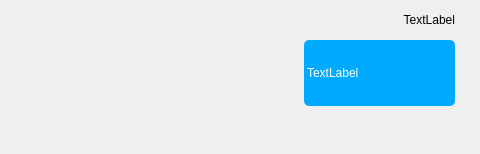
hellightning/QTencentClient, file mymsgitem.ui: the form before one commit; both pictures show x 116 to 596 and y 0 to 154 of the 700 by 154 pixel window.
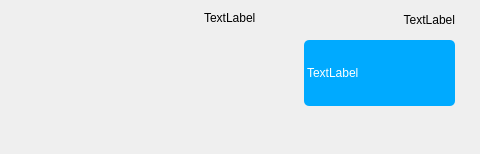
The form after the commit.

```diff
--- a/mymsgitem.ui
+++ b/mymsgitem.ui
@@ -66,6 +66,19 @@
     <set>Qt::AlignRight|Qt::AlignTrailing|Qt::AlignVCenter</set>
    </property>
   </widget>
+  <widget class="QLabel" name="timeShow">
+   <property name="geometry">
+    <rect>
+     <x>320</x>
+     <y>10</y>
+     <width>72</width>
+     <height>15</height>
+    </rect>
+   </property>
+   <property name="text">
+    <string>TextLabel</string>
+   </property>
+  </widget>
  </widget>
  <resources/>
  <connections/>
```
